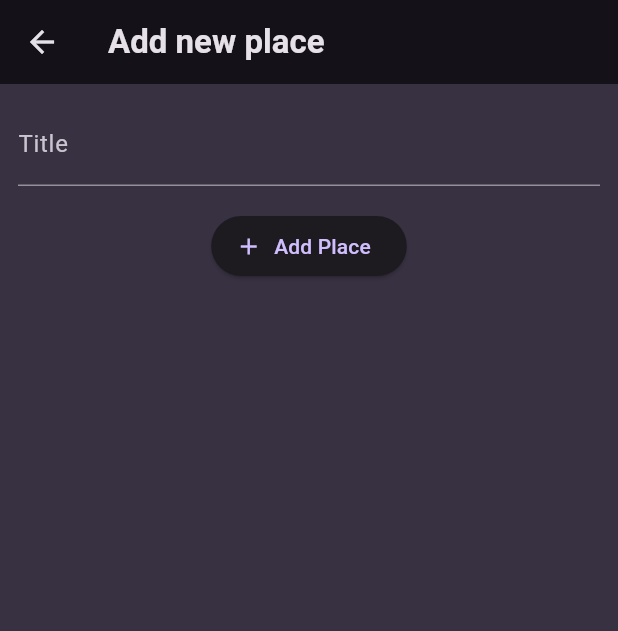
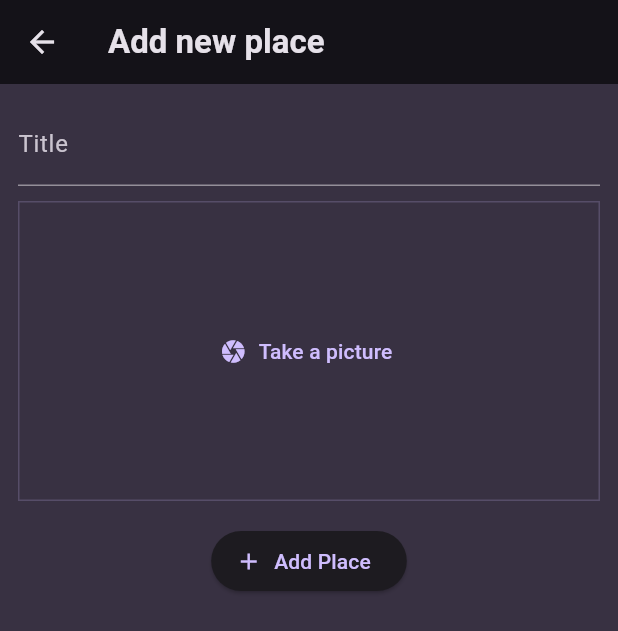
Before and after one commit to Charl913/FavoritePlaces, a Flutter app: the AddPlaceScreen screen opened directly, on a phone screen of 412 x 824 dp. Shown: the top 631 px of the screen. Run offline on Flutter 3.47's test engine with Material 3 defaults, Android fonts, the phone set to English and light mode, and no system bars; our stand-ins replace flutter_riverpod, google_fonts.

Commit message:
Add Pick Image Input

```diff
--- a/lib/screens/add_place.dart
+++ b/lib/screens/add_place.dart
@@ -1,4 +1,5 @@
 import 'package:favorite_places/providers/user_places.dart';
+import 'package:favorite_places/widgets/image_input.dart';
 import 'package:flutter/material.dart';
 import 'package:flutter_riverpod/flutter_riverpod.dart';
 
@@ -49,6 +50,8 @@ class _AddPlaceScreenState extends ConsumerState<AddPlaceScreen> {
               controller: _titleController,
               style: TextStyle(color: Theme.of(context).colorScheme.onBackground),
             ),
+            const SizedBox(height: 10),
+            ImageInput(),
             const SizedBox(height: 16),
             ElevatedButton.icon(
               onPressed: _savePlace,
--- /dev/null
+++ b/lib/widgets/image_input.dart
@@ -0,0 +1,36 @@
+import 'package:flutter/material.dart';
+
+class ImageInput extends StatefulWidget {
+  const ImageInput({super.key});
+
+  @override
+  State<ImageInput> createState() {
+    return _ImageInputState();
+  }
+}
+
+class _ImageInputState extends State<ImageInput> {
+  void _takePicture() {
+
+  }
+
+  @override
+  Widget build(BuildContext context) {
+    return Container(
+      decoration: BoxDecoration(
+        border: Border.all(
+          width: 1,
+          color: Theme.of(context).colorScheme.primary.withOpacity(0.2),
+        ),
+      ),
+      height: 200,
+      width: double.infinity,
+      alignment: Alignment.center,
+      child: TextButton.icon(
+        onPressed: _takePicture,
+        icon: const Icon(Icons.camera),
+        label: const Text('Take a picture'),
+      ),
+    );
+  }
+}
```
